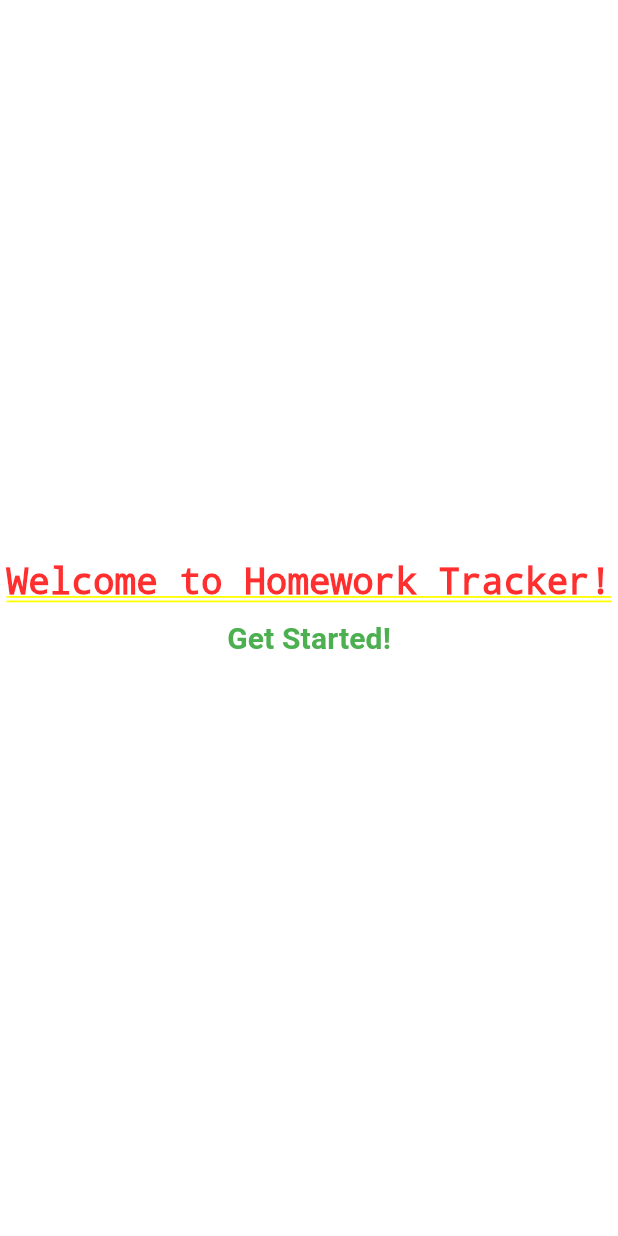
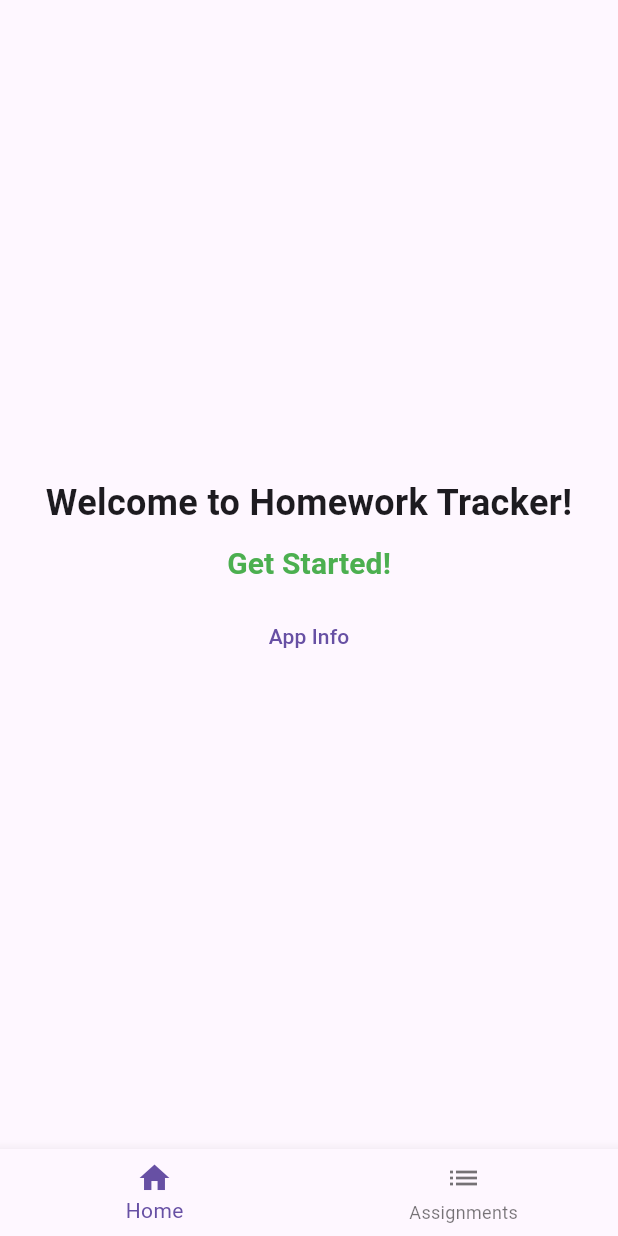
Before and after one commit to CadenNicholson/homework-tracker, a Flutter app: the screen it shows after launch, on a phone screen of 412 x 824 dp. Run offline on Flutter 3.47's test engine with Material 3 defaults, Android fonts, the phone set to English and light mode, and no system bars.

Commit message:
Lab 2 Created aditional Alert Box with App information to homepage, added navigator bar to switch between pages and started implimenting task list

```diff
--- /dev/null
+++ b/lib/main_navigation.dart
@@ -0,0 +1,44 @@
+import 'package:flutter/material.dart';
+import 'home_screen.dart';
+import 'assignment_list_screen.dart';
+
+class MainNavigationScreen extends StatefulWidget{
+  const MainNavigationScreen({super.key});
+  @override
+  State<MainNavigationScreen> createState() => _MainNavigationScreenState();
+}
+
+class _MainNavigationScreenState extends State<MainNavigationScreen> {
+  int _selectedIndex = 0;
+
+  final List<Widget> _screens = [
+    const HomeScreen(),
+    const AssignmentListScreen(),
+  ];
+  void _onItemTapped(int index){
+    setState((){
+      _selectedIndex = index;
+    });
+  }
+
+  @override
+  Widget build(BuildContext context) {
+    return Scaffold(
+      body: _screens[_selectedIndex],
+      bottomNavigationBar: BottomNavigationBar(
+        currentIndex: _selectedIndex,
+        onTap: _onItemTapped,
+        items: const [
+          BottomNavigationBarItem(
+            icon: Icon(Icons.home),
+            label: 'Home',
+          ),
+          BottomNavigationBarItem(
+            icon: Icon(Icons.list),
+            label: 'Assignments',
+          ),
+        ],
+      ),
+    );
+  }
+}
```
Also changed, not shown: lib/assignment_list_screen.dart (added, +78 -0 lines), lib/home_screen.dart (+28 -6 lines), lib/main.dart (+6 -3 lines).
